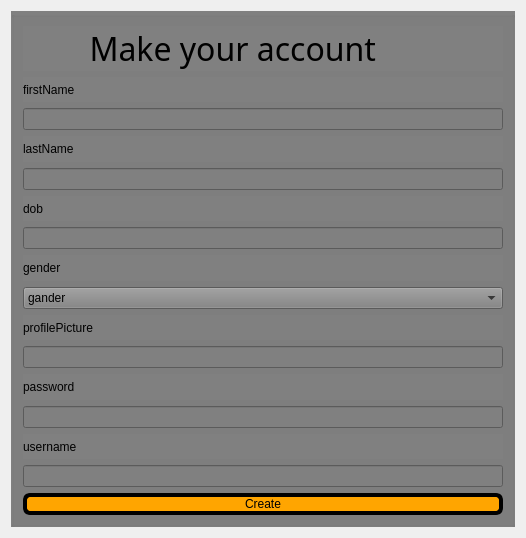
The window that loginPage/registration.ui (jtanbp/QtGame) describes before a commit, drawn with Qt 5.
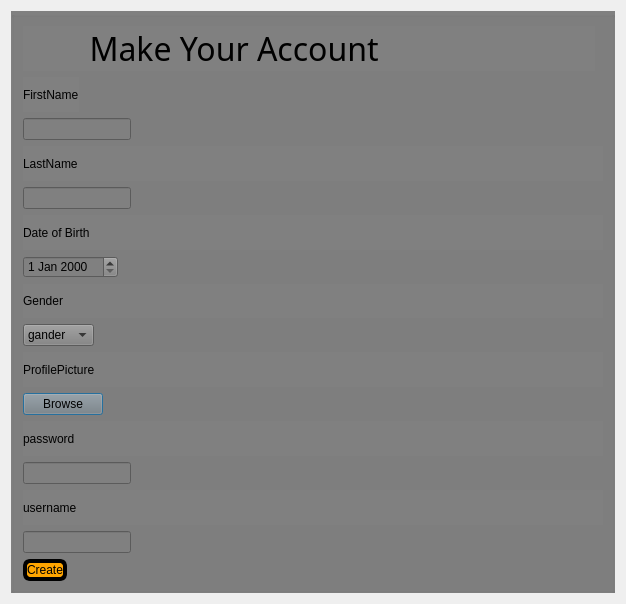
The same window after the commit.

Diff of the .ui file:
```diff
--- a/loginPage/registration.ui
+++ b/loginPage/registration.ui
@@ -6,8 +6,8 @@
    <rect>
     <x>0</x>
     <y>0</y>
-    <width>526</width>
-    <height>538</height>
+    <width>626</width>
+    <height>604</height>
    </rect>
   </property>
   <property name="windowTitle">
@@ -16,6 +16,9 @@
   <layout class="QVBoxLayout" name="verticalLayout_3">
    <item>
     <widget class="QGroupBox" name="groupBox">
+     <property name="autoFillBackground">
+      <bool>false</bool>
+     </property>
      <property name="styleSheet">
       <string notr="true">background-color:grey;</string>
      </property>
@@ -23,8 +26,14 @@
       <string/>
      </property>
      <layout class="QVBoxLayout" name="verticalLayout_4">
-      <item>
+      <item alignment="Qt::AlignLeft">
        <widget class="QLabel" name="label">
+        <property name="minimumSize">
+         <size>
+          <width>572</width>
+          <height>0</height>
+         </size>
+        </property>
         <property name="font">
          <font>
           <family>Stencil</family>
@@ -38,51 +47,65 @@
 font: 24pt &quot;Stencil&quot;;</string>
         </property>
         <property name="text">
-         <string>        Make your account</string>
+         <string>        Make Your Account</string>
         </property>
        </widget>
       </item>
-      <item>
+      <item alignment="Qt::AlignLeft">
        <widget class="QLabel" name="label_4">
         <property name="text">
-         <string>firstName</string>
+         <string>FirstName</string>
         </property>
         <property name="buddy">
          <cstring>label_4</cstring>
         </property>
        </widget>
       </item>
-      <item>
-       <widget class="QLineEdit" name="firstName"/>
+      <item alignment="Qt::AlignLeft">
+       <widget class="QLineEdit" name="firstName">
+        <property name="enabled">
+         <bool>true</bool>
+        </property>
+        <property name="autoFillBackground">
+         <bool>true</bool>
+        </property>
+       </widget>
       </item>
       <item>
        <widget class="QLabel" name="label_2">
         <property name="text">
-         <string>lastName</string>
+         <string>LastName</string>
         </property>
        </widget>
       </item>
-      <item>
-       <widget class="QLineEdit" name="lastName"/>
+      <item alignment="Qt::AlignLeft">
+       <widget class="QLineEdit" name="lastName">
+        <property name="tabletTracking">
+         <bool>true</bool>
+        </property>
+        <property name="autoFillBackground">
+         <bool>true</bool>
+        </property>
+       </widget>
       </item>
       <item>
        <widget class="QLabel" name="label_3">
         <property name="text">
-         <string>dob</string>
+         <string>Date of Birth </string>
         </property>
        </widget>
       </item>
-      <item>
-       <widget class="QLineEdit" name="dob"/>
+      <item alignment="Qt::AlignLeft">
+       <widget class="QDateEdit" name="dob"/>
       </item>
       <item>
        <widget class="QLabel" name="label_5">
         <property name="text">
-         <string>gender</string>
+         <string>Gender</string>
         </property>
        </widget>
       </item>
-      <item>
+      <item alignment="Qt::AlignLeft">
        <widget class="QComboBox" name="gender">
         <item>
          <property name="text">
@@ -109,12 +132,16 @@
       <item>
        <widget class="QLabel" name="label_6">
         <property name="text">
-         <string>profilePicture</string>
+         <string>ProfilePicture</string>
         </property>
        </widget>
       </item>
-      <item>
-       <widget class="QLineEdit" name="profilePicture"/>
+      <item alignment="Qt::AlignLeft">
+       <widget class="QPushButton" name="profilePicture">
+        <property name="text">
+         <string>Browse</string>
+        </property>
+       </widget>
       </item>
       <item>
        <widget class="QLabel" name="label_8">
@@ -123,8 +150,12 @@
         </property>
        </widget>
       </item>
-      <item>
-       <widget class="QLineEdit" name="username"/>
+      <item alignment="Qt::AlignLeft">
+       <widget class="QLineEdit" name="username">
+        <property name="autoFillBackground">
+         <bool>true</bool>
+        </property>
+       </widget>
       </item>
       <item>
        <widget class="QLabel" name="label_7">
@@ -133,10 +164,14 @@
         </property>
        </widget>
       </item>
-      <item>
-       <widget class="QLineEdit" name="password"/>
+      <item alignment="Qt::AlignLeft">
+       <widget class="QLineEdit" name="password">
+        <property name="autoFillBackground">
+         <bool>true</bool>
+        </property>
+       </widget>
       </item>
-      <item>
+      <item alignment="Qt::AlignLeft">
        <widget class="QPushButton" name="finish">
         <property name="styleSheet">
          <string notr="true">background-color:orange;
```
